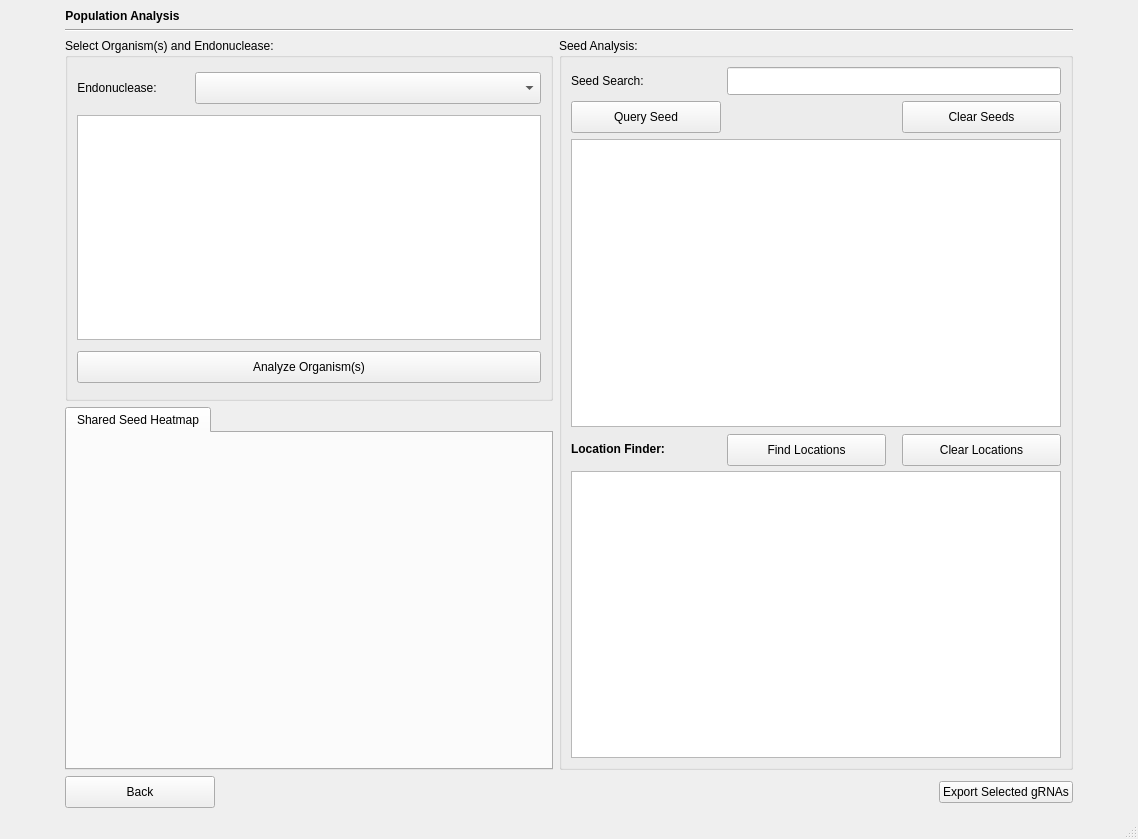
TrinhLab/CASPERapp, file populationanalysis.ui: the form before one commit.
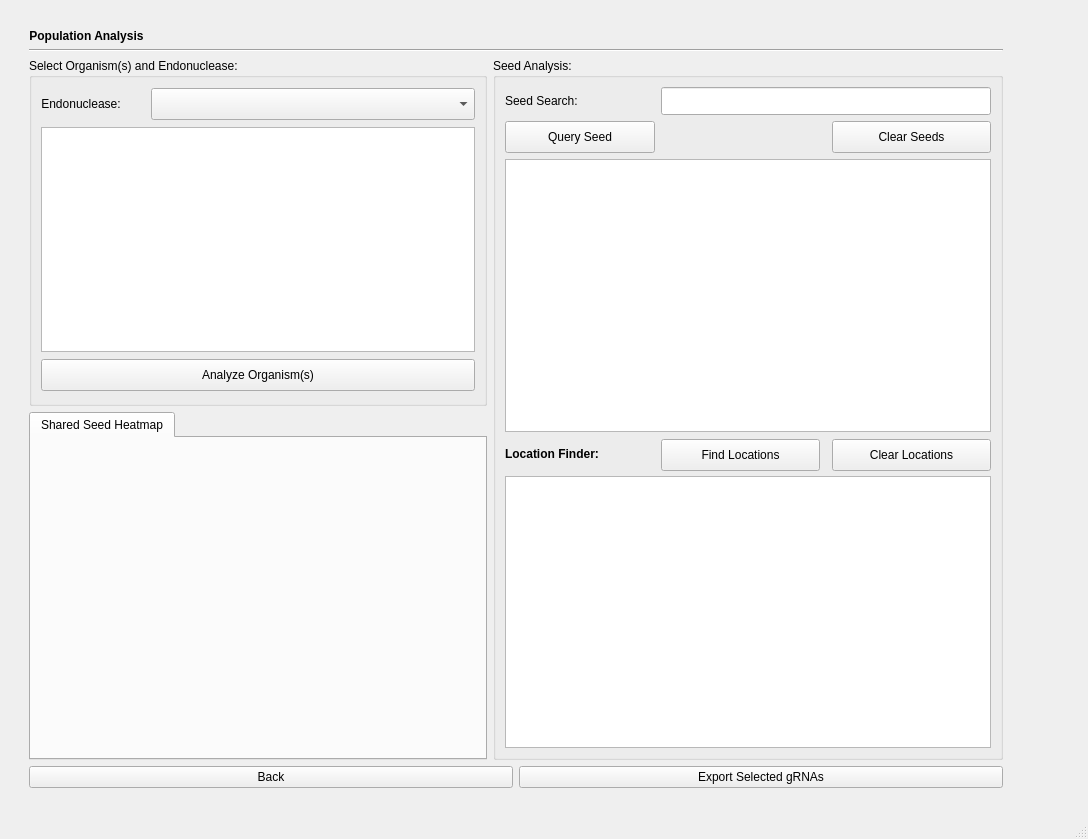
The form after the commit.

What changed in the file:
```diff
--- a/populationanalysis.ui
+++ b/populationanalysis.ui
@@ -6,7 +6,7 @@
    <rect>
     <x>0</x>
     <y>0</y>
-    <width>1138</width>
+    <width>1088</width>
     <height>839</height>
    </rect>
   </property>
@@ -29,203 +29,151 @@
     <string notr="true"/>
    </property>
    <layout class="QGridLayout" name="gridLayout">
-    <item row="4" column="1">
-     <widget class="QGroupBox" name="groupBox">
-      <property name="sizePolicy">
-       <sizepolicy hsizetype="Preferred" vsizetype="Expanding">
-        <horstretch>0</horstretch>
-        <verstretch>0</verstretch>
-       </sizepolicy>
-      </property>
-      <property name="maximumSize">
+    <item row="5" column="4">
+     <widget class="QLabel" name="label_5">
+      <property name="minimumSize">
        <size>
-        <width>488</width>
-        <height>16777215</height>
+        <width>50</width>
+        <height>0</height>
        </size>
-      </property>
-      <property name="toolTip">
-       <string>Please select organism(s) and an endonuclease, and click &quot;Analyze Organism(s)&quot; to populate the population analysis window.</string>
-      </property>
-      <property name="title">
-       <string>Select Organism(s) and Endonuclease:</string>
-      </property>
-      <layout class="QGridLayout" name="gridLayout_2">
-       <item row="0" column="0" alignment="Qt::AlignLeft">
-        <widget class="QLabel" name="label_3">
-         <property name="sizePolicy">
-          <sizepolicy hsizetype="Minimum" vsizetype="Preferred">
-           <horstretch>0</horstretch>
-           <verstretch>0</verstretch>
-          </sizepolicy>
-         </property>
-         <property name="minimumSize">
-          <size>
-           <width>0</width>
-           <height>0</height>
-          </size>
-         </property>
-         <property name="maximumSize">
-          <size>
-           <width>16777215</width>
-           <height>16777215</height>
-          </size>
-         </property>
-         <property name="text">
-          <string>Endonuclease:</string>
-         </property>
-         <property name="alignment">
-          <set>Qt::AlignCenter</set>
-         </property>
-        </widget>
-       </item>
-       <item row="3" column="0" colspan="4">
-        <widget class="QPushButton" name="analyze_button">
-         <property name="sizePolicy">
-          <sizepolicy hsizetype="Expanding" vsizetype="Fixed">
-           <horstretch>0</horstretch>
-           <verstretch>0</verstretch>
-          </sizepolicy>
-         </property>
-         <property name="minimumSize">
-          <size>
-           <width>300</width>
-           <height>32</height>
-          </size>
-         </property>
-         <property name="maximumSize">
-          <size>
-           <width>16777215</width>
-           <height>32</height>
-          </size>
-         </property>
-         <property name="styleSheet">
-          <string notr="true"/>
-         </property>
-         <property name="text">
-          <string>Analyze Organism(s)</string>
-         </property>
-         <property name="default">
-          <bool>false</bool>
-         </property>
-         <property name="flat">
-          <bool>false</bool>
-         </property>
-        </widget>
-       </item>
-       <item row="2" column="0" colspan="4">
-        <widget class="QTableWidget" name="org_Table">
-         <property name="sizePolicy">
-          <sizepolicy hsizetype="Expanding" vsizetype="Minimum">
-           <horstretch>0</horstretch>
-           <verstretch>0</verstretch>
-          </sizepolicy>
-         </property>
-         <property name="minimumSize">
-          <size>
-           <width>0</width>
-           <height>209</height>
-          </size>
-         </property>
-         <property name="maximumSize">
-          <size>
-           <width>468</width>
-           <height>225</height>
-          </size>
-         </property>
-         <property name="sizeAdjustPolicy">
-          <enum>QAbstractScrollArea::AdjustToContents</enum>
-         </property>
-         <property name="horizontalScrollMode">
-          <enum>QAbstractItemView::ScrollPerPixel</enum>
-         </property>
-         <attribute name="horizontalHeaderVisible">
-          <bool>true</bool>
-         </attribute>
-         <attribute name="horizontalHeaderCascadingSectionResizes">
-          <bool>true</bool>
-         </attribute>
-         <attribute name="horizontalHeaderDefaultSectionSize">
-          <number>100</number>
-         </attribute>
-         <attribute name="horizontalHeaderHighlightSections">
-          <bool>true</bool>
-         </attribute>
-         <attribute name="horizontalHeaderMinimumSectionSize">
-          <number>100</number>
-         </attribute>
-         <attribute name="horizontalHeaderStretchLastSection">
-          <bool>true</bool>
-         </attribute>
-        </widget>
-       </item>
-       <item row="0" column="1" colspan="3">
-        <widget class="QComboBox" name="endoBox">
-         <property name="sizePolicy">
-          <sizepolicy hsizetype="Expanding" vsizetype="Fixed">
-           <horstretch>0</horstretch>
-           <verstretch>0</verstretch>
-          </sizepolicy>
-         </property>
-         <property name="minimumSize">
-          <size>
-           <width>0</width>
-           <height>32</height>
-          </size>
-         </property>
-         <property name="maximumSize">
-          <size>
-           <width>16777215</width>
-           <height>16777215</height>
-          </size>
-         </property>
-        </widget>
-       </item>
-      </layout>
-     </widget>
-    </item>
-    <item row="6" column="2" alignment="Qt::AlignRight">
-     <widget class="QPushButton" name="export_button">
-      <property name="maximumSize">
-       <size>
-        <width>16777215</width>
-        <height>16777215</height>
-       </size>
-      </property>
-      <property name="toolTip">
-       <string>&lt;html&gt;&lt;head/&gt;&lt;body&gt;&lt;p&gt;Click to export selected gRNAs. &lt;span style=&quot; font-weight:600;&quot;&gt;Note: &lt;/span&gt;only rows from the first (top right) table can be selected and exported.&lt;/p&gt;&lt;/body&gt;&lt;/html&gt;</string>
       </property>
       <property name="text">
-       <string>Export Selected gRNAs</string>
+       <string/>
       </property>
      </widget>
     </item>
+    <item row="5" column="3" rowspan="2">
+     <spacer name="horizontalSpacer_2">
+      <property name="orientation">
+       <enum>Qt::Horizontal</enum>
+      </property>
+      <property name="sizeType">
+       <enum>QSizePolicy::Fixed</enum>
+      </property>
+      <property name="sizeHint" stdset="0">
+       <size>
+        <width>20</width>
+        <height>20</height>
+       </size>
+      </property>
+     </spacer>
+    </item>
     <item row="6" column="1">
-     <widget class="QPushButton" name="goBackButton">
-      <property name="minimumSize">
-       <size>
-        <width>150</width>
-        <height>32</height>
-       </size>
-      </property>
+     <widget class="QTabWidget" name="tabWidget">
       <property name="maximumSize">
        <size>
-        <width>150</width>
+        <width>488</width>
         <height>16777215</height>
        </size>
       </property>
-      <property name="text">
-       <string>Back</string>
+      <property name="toolTip">
+       <string>&lt;html&gt;&lt;head/&gt;&lt;body&gt;&lt;p&gt;Heatmap of shared repeats between all selected organisms. Diagonals show number of self-contained repeats. Axis labels correspond to the rows of the organism selection table.&lt;/p&gt;&lt;/body&gt;&lt;/html&gt;</string>
       </property>
+      <property name="currentIndex">
+       <number>0</number>
+      </property>
+      <widget class="QWidget" name="tab_3">
+       <attribute name="title">
+        <string>Shared Seed Heatmap</string>
+       </attribute>
+       <layout class="QVBoxLayout" name="verticalLayout">
+        <item>
+         <widget class="QWidget" name="colormap_figure" native="true"/>
+        </item>
+       </layout>
+      </widget>
      </widget>
     </item>
-    <item row="3" column="1" colspan="2">
+    <item row="7" column="1" colspan="2">
+     <layout class="QHBoxLayout" name="horizontalLayout">
+      <item>
+       <widget class="QPushButton" name="goBackButton">
+        <property name="minimumSize">
+         <size>
+          <width>0</width>
+          <height>0</height>
+         </size>
+        </property>
+        <property name="maximumSize">
+         <size>
+          <width>16777215</width>
+          <height>16777215</height>
+         </size>
+        </property>
+        <property name="text">
+         <string>Back</string>
+        </property>
+       </widget>
+      </item>
+      <item>
+       <widget class="QPushButton" name="export_button">
+        <property name="maximumSize">
+         <size>
+          <width>16777215</width>
+          <height>16777215</height>
+         </size>
+        </property>
+        <property name="toolTip">
+         <string>&lt;html&gt;&lt;head/&gt;&lt;body&gt;&lt;p&gt;Click to export selected gRNAs. &lt;span style=&quot; font-weight:600;&quot;&gt;Note: &lt;/span&gt;only rows from the first (top right) table can be selected and exported.&lt;/p&gt;&lt;/body&gt;&lt;/html&gt;</string>
+        </property>
+        <property name="text">
+         <string>Export Selected gRNAs</string>
+        </property>
+       </widget>
+      </item>
+     </layout>
+    </item>
+    <item row="5" column="0" rowspan="2">
+     <spacer name="horizontalSpacer">
+      <property name="orientation">
+       <enum>Qt::Horizontal</enum>
+      </property>
+      <property name="sizeType">
+       <enum>QSizePolicy::Fixed</enum>
+      </property>
+      <property name="sizeHint" stdset="0">
+       <size>
+        <width>20</width>
+        <height>20</height>
+       </size>
+      </property>
+     </spacer>
+    </item>
+    <item row="4" column="1" colspan="2">
      <widget class="Line" name="line">
       <property name="orientation">
        <enum>Qt::Horizontal</enum>
       </property>
      </widget>
     </item>
-    <item row="4" column="2" rowspan="2">
+    <item row="3" column="1" colspan="2" alignment="Qt::AlignLeft">
+     <widget class="QLabel" name="label">
+      <property name="sizePolicy">
+       <sizepolicy hsizetype="Minimum" vsizetype="Fixed">
+        <horstretch>0</horstretch>
+        <verstretch>0</verstretch>
+       </sizepolicy>
+      </property>
+      <property name="font">
+       <font>
+        <family>Arial</family>
+        <weight>50</weight>
+        <italic>false</italic>
+        <bold>false</bold>
+       </font>
+      </property>
+      <property name="styleSheet">
+       <string notr="true"/>
+      </property>
+      <property name="text">
+       <string>&lt;html&gt;&lt;head/&gt;&lt;body&gt;&lt;p&gt;&lt;span style=&quot; font-weight:600;&quot;&gt;Population Analysis&lt;/span&gt;&lt;/p&gt;&lt;/body&gt;&lt;/html&gt;</string>
+      </property>
+      <property name="alignment">
+       <set>Qt::AlignCenter</set>
+      </property>
+     </widget>
+    </item>
+    <item row="5" column="2" rowspan="2">
      <widget class="QGroupBox" name="groupBox_2">
       <property name="sizePolicy">
        <sizepolicy hsizetype="Expanding" vsizetype="Expanding">
@@ -479,61 +427,30 @@
       </layout>
      </widget>
     </item>
-    <item row="2" column="1" colspan="2" alignment="Qt::AlignLeft">
-     <widget class="QLabel" name="label">
-      <property name="sizePolicy">
-       <sizepolicy hsizetype="Minimum" vsizetype="Fixed">
-        <horstretch>0</horstretch>
-        <verstretch>0</verstretch>
-       </sizepolicy>
+    <item row="2" column="1" colspan="2">
+     <spacer name="verticalSpacer_2">
+      <property name="orientation">
+       <enum>Qt::Vertical</enum>
       </property>
-      <property name="font">
-       <font>
-        <family>Arial</family>
-        <weight>50</weight>
-        <italic>false</italic>
-        <bold>false</bold>
-       </font>
+      <property name="sizeType">
+       <enum>QSizePolicy::Fixed</enum>
       </property>
-      <property name="styleSheet">
-       <string notr="true"/>
-      </property>
-      <property name="text">
-       <string>&lt;html&gt;&lt;head/&gt;&lt;body&gt;&lt;p&gt;&lt;span style=&quot; font-weight:600;&quot;&gt;Population Analysis&lt;/span&gt;&lt;/p&gt;&lt;/body&gt;&lt;/html&gt;</string>
-      </property>
-      <property name="alignment">
-       <set>Qt::AlignCenter</set>
-      </property>
-     </widget>
-    </item>
-    <item row="4" column="0">
-     <widget class="QLabel" name="label_2">
-      <property name="minimumSize">
+      <property name="sizeHint" stdset="0">
        <size>
-        <width>50</width>
-        <height>0</height>
+        <width>20</width>
+        <height>20</height>
        </size>
       </property>
-      <property name="text">
-       <string/>
-      </property>
-     </widget>
-    </item>
-    <item row="4" column="3">
-     <widget class="QLabel" name="label_5">
-      <property name="minimumSize">
-       <size>
-        <width>50</width>
-        <height>0</height>
-       </size>
-      </property>
-      <property name="text">
-       <string/>
-      </property>
-     </widget>
+     </spacer>
     </item>
     <item row="5" column="1">
-     <widget class="QTabWidget" name="tabWidget">
+     <widget class="QGroupBox" name="groupBox">
+      <property name="sizePolicy">
+       <sizepolicy hsizetype="Preferred" vsizetype="Expanding">
+        <horstretch>0</horstretch>
+        <verstretch>0</verstretch>
+       </sizepolicy>
+      </property>
       <property name="maximumSize">
        <size>
         <width>488</width>
@@ -543,21 +460,159 @@
       <property name="toolTip">
        <string>&lt;html&gt;&lt;head/&gt;&lt;body&gt;&lt;p&gt;Heatmap of shared repeats between all selected organisms. Diagonals show number of self-contained repeats. Axis labels correspond to the rows of the organism selection table.&lt;/p&gt;&lt;/body&gt;&lt;/html&gt;</string>
       </property>
-      <property name="currentIndex">
-       <number>0</number>
+      <property name="title">
+       <string>Select Organism(s) and Endonuclease:</string>
       </property>
-      <widget class="QWidget" name="tab_3">
-       <attribute name="title">
-        <string>Shared Seed Heatmap</string>
-       </attribute>
-       <layout class="QVBoxLayout" name="verticalLayout">
-        <item>
-         <widget class="QWidget" name="colormap_figure" native="true"/>
-        </item>
-       </layout>
-      </widget>
+      <layout class="QGridLayout" name="gridLayout_2">
+       <item row="0" column="0" alignment="Qt::AlignLeft">
+        <widget class="QLabel" name="label_3">
+         <property name="sizePolicy">
+          <sizepolicy hsizetype="Minimum" vsizetype="Preferred">
+           <horstretch>0</horstretch>
+           <verstretch>0</verstretch>
+          </sizepolicy>
+         </property>
+         <property name="minimumSize">
+          <size>
+           <width>0</width>
+           <height>0</height>
+          </size>
+         </property>
+         <property name="maximumSize">
+          <size>
+           <width>16777215</width>
+           <height>16777215</height>
+          </size>
+         </property>
+         <property name="text">
+          <string>Endonuclease:</string>
+         </property>
+         <property name="alignment">
+          <set>Qt::AlignCenter</set>
+         </property>
+        </widget>
+       </item>
+       <item row="3" column="0" colspan="4">
+        <widget class="QPushButton" name="analyze_button">
+         <property name="sizePolicy">
+          <sizepolicy hsizetype="Expanding" vsizetype="Fixed">
+           <horstretch>0</horstretch>
+           <verstretch>0</verstretch>
+          </sizepolicy>
+         </property>
+         <property name="minimumSize">
+          <size>
+           <width>300</width>
+           <height>32</height>
+          </size>
+         </property>
+         <property name="maximumSize">
+          <size>
+           <width>16777215</width>
+           <height>32</height>
+          </size>
+         </property>
+         <property name="styleSheet">
+          <string notr="true"/>
+         </property>
+         <property name="text">
+          <string>Analyze Organism(s)</string>
+         </property>
+         <property name="default">
+          <bool>false</bool>
+         </property>
+         <property name="flat">
+          <bool>false</bool>
+         </property>
+        </widget>
+       </item>
+       <item row="2" column="0" colspan="4">
+        <widget class="QTableWidget" name="org_Table">
+         <property name="sizePolicy">
+          <sizepolicy hsizetype="Expanding" vsizetype="Minimum">
+           <horstretch>0</horstretch>
+           <verstretch>0</verstretch>
+          </sizepolicy>
+         </property>
+         <property name="minimumSize">
+          <size>
+           <width>0</width>
+           <height>209</height>
+          </size>
+         </property>
+         <property name="maximumSize">
+          <size>
+           <width>468</width>
+           <height>225</height>
+          </size>
+         </property>
+         <property name="sizeAdjustPolicy">
+          <enum>QAbstractScrollArea::AdjustToContents</enum>
+         </property>
+         <property name="horizontalScrollMode">
+          <enum>QAbstractItemView::ScrollPerPixel</enum>
+         </property>
+         <attribute name="horizontalHeaderVisible">
+          <bool>true</bool>
+         </attribute>
+         <attribute name="horizontalHeaderCascadingSectionResizes">
+          <bool>true</bool>
+         </attribute>
+         <attribute name="horizontalHeaderDefaultSectionSize">
+          <number>100</number>
+         </attribute>
+         <attribute name="horizontalHeaderHighlightSections">
+          <bool>true</bool>
+         </attribute>
+         <attribute name="horizontalHeaderMinimumSectionSize">
+          <number>100</number>
+         </attribute>
+         <attribute name="horizontalHeaderStretchLastSection">
+          <bool>true</bool>
+         </attribute>
+        </widget>
+       </item>
+       <item row="0" column="1" colspan="3">
+        <widget class="QComboBox" name="endoBox">
+         <property name="sizePolicy">
+          <sizepolicy hsizetype="Expanding" vsizetype="Fixed">
+           <horstretch>0</horstretch>
+           <verstretch>0</verstretch>
+          </sizepolicy>
+         </property>
+         <property name="minimumSize">
+          <size>
+           <width>0</width>
+           <height>32</height>
+          </size>
+         </property>
+         <property name="maximumSize">
+          <size>
+           <width>16777215</width>
+           <height>16777215</height>
+          </size>
+         </property>
+        </widget>
+       </item>
+      </layout>
      </widget>
     </item>
+    <item row="8" column="1" colspan="2">
+     <spacer name="verticalSpacer">
+      <property name="orientation">
+       <enum>Qt::Vertical</enum>
+      </property>
+      <property name="sizeType">
+       <enum>QSizePolicy::Fixed</enum>
+      </property>
+      <property name="sizeHint" stdset="0">
+       <size>
+        <width>20</width>
+        <height>20</height>
+       </size>
+      </property>
+     </spacer>
+    </item>
    </layout>
   </widget>
   <widget class="QMenuBar" name="menubar">
```
Left out of the diff: 4 changed lines with no effect on the pictures.
